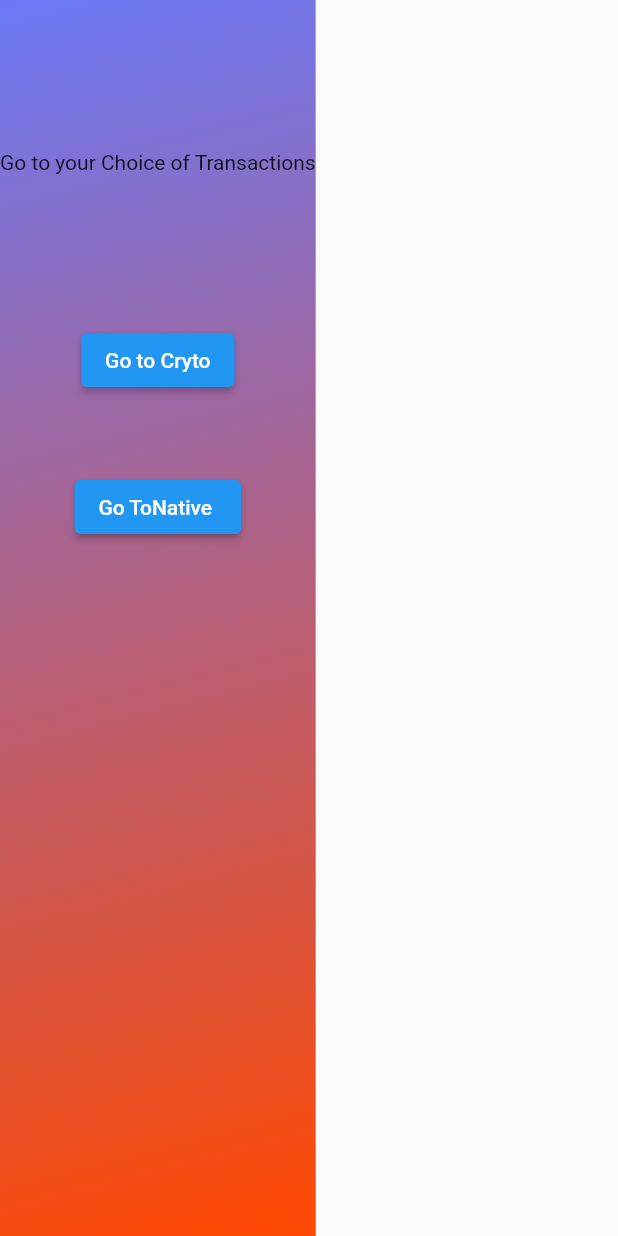
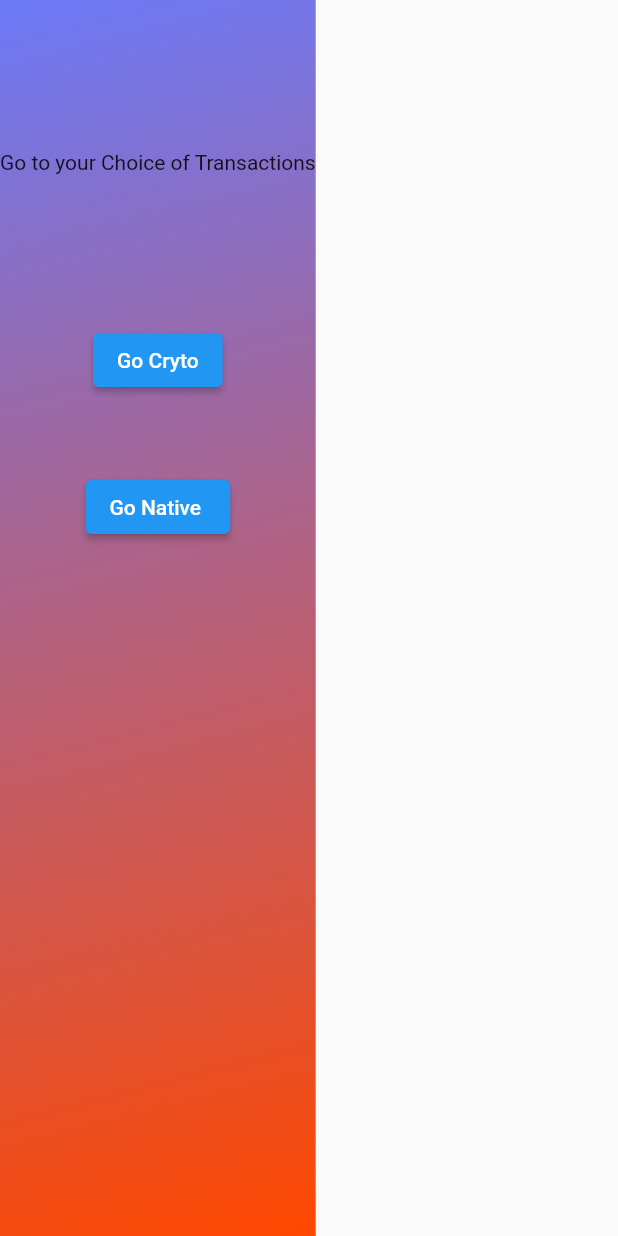
Before and after one commit to Ayushh1023/CipherPay, a Flutter app: the screen it shows after launch, on a phone screen of 412 x 824 dp. Run offline on Flutter 3.47's test engine with Material 2 defaults, Android fonts, the phone set to English and light mode, and no system bars; our stand-ins replace carousel_slider, flutter_svg; missing offline and left inert: multiavatar.

Commit message:
decoration2

```diff
--- a/lib/pages/first.dart
+++ b/lib/pages/first.dart
@@ -45,11 +45,11 @@ class _FirstState extends State<First> {
               onPressed: () {
                 Navigator.pushNamed(context, MyRoutes.gotocryto);
               },
-              child: const Text("Go to Cryto")),
+              child: const Text("Go Cryto")),
           SizedBox(
             height: 50,
           ),
-          ElevatedButton(onPressed: () {}, child: const Text("Go ToNative "))
+          ElevatedButton(onPressed: () {}, child: const Text("Go Native "))
         ],
       ),
     );
```
